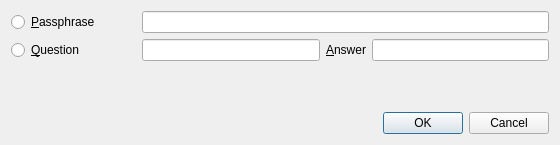
textbrowser/spot-on, file branches/trunk/UI/spot-on-unlock.ui: the form before one commit.
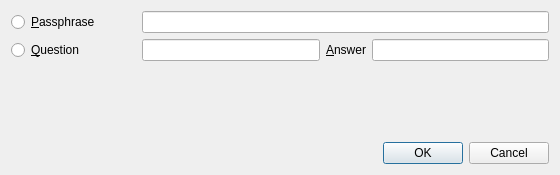
The form after the commit. Icons and pictures are not drawn.

```diff
--- a/branches/trunk/UI/spot-on-unlock.ui
+++ b/branches/trunk/UI/spot-on-unlock.ui
@@ -7,7 +7,7 @@
     <x>0</x>
     <y>0</y>
     <width>560</width>
-    <height>145</height>
+    <height>175</height>
    </rect>
   </property>
   <property name="windowTitle">
```
